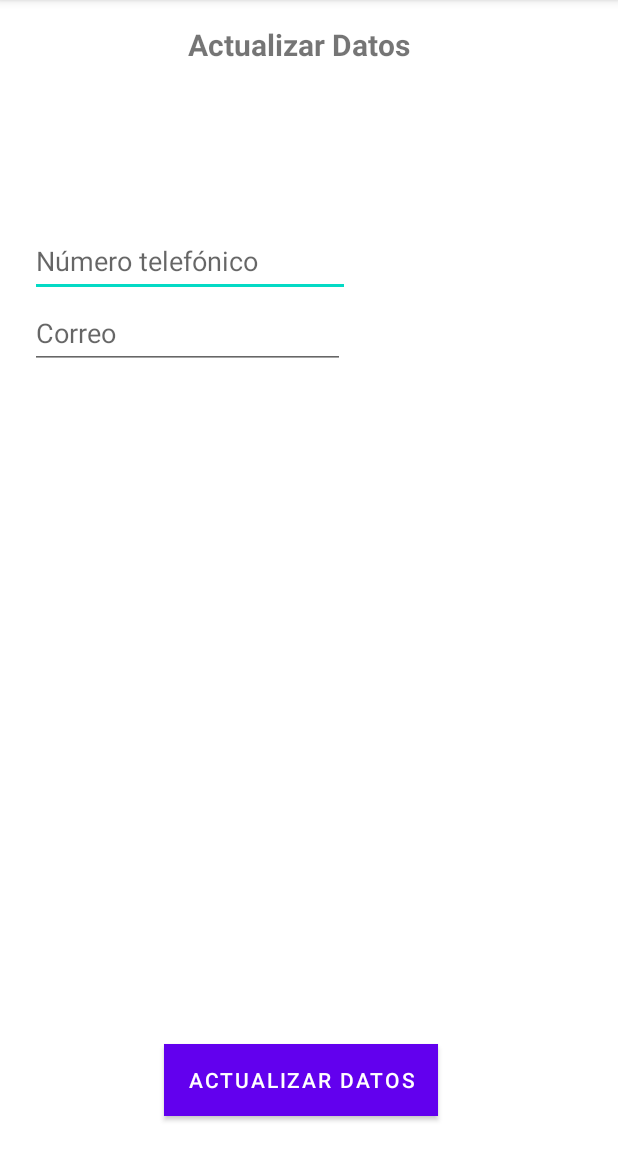
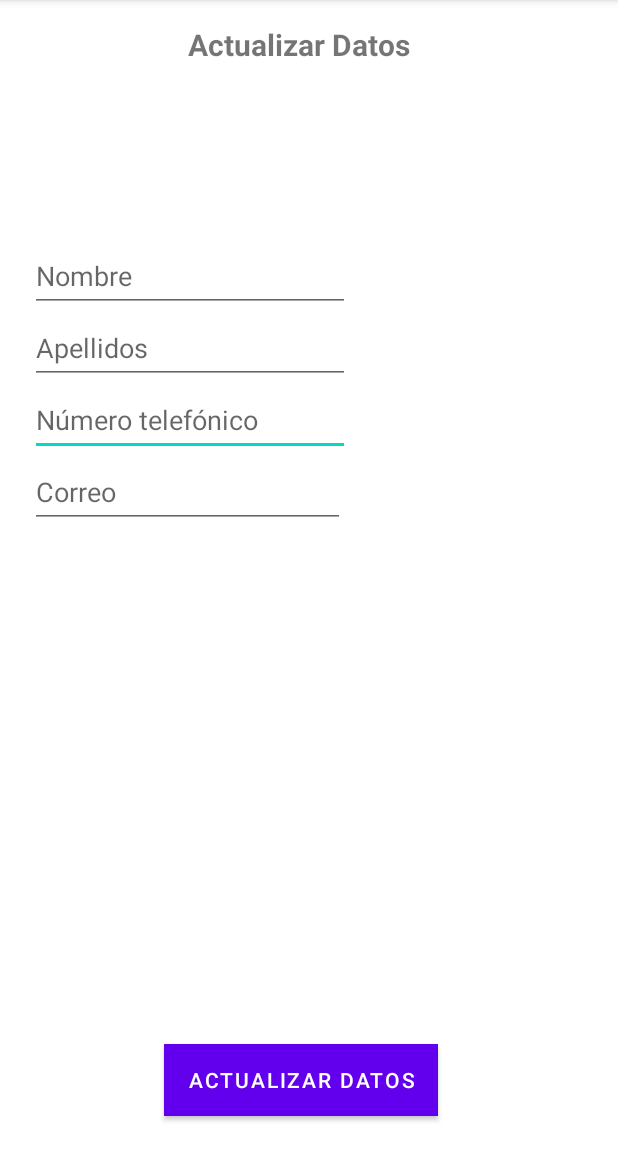
Before and after one commit to jefry1722/CargaApp, an Android app: the ActualizarDatos screen opened directly, with no data from a screen before it, on a phone screen of 412 x 824 dp, the part 84-1236 px from its top. Run offline under Robolectric (Android 15) with nearby library versions, the phone set to English and light mode, and no system bars.

Commit message:
Actualizar

```diff
--- a/app/src/main/java/co/edu/unipiloto/cargaapp/ActualizarDatos.java
+++ b/app/src/main/java/co/edu/unipiloto/cargaapp/ActualizarDatos.java
@@ -2,18 +2,40 @@ package co.edu.unipiloto.cargaapp;
 
 import androidx.appcompat.app.AppCompatActivity;
 
+import android.content.Intent;
+import android.database.Cursor;
+import android.database.sqlite.SQLiteDatabase;
 import android.os.Bundle;
 import android.view.View;
+import android.widget.EditText;
 
 public class ActualizarDatos extends AppCompatActivity {
 
+    private EditText et_nombre, et_apellido, et_celular, et_correo;
+    public static final String NOMBRE_TABLE="";
+    public static final String ID="";
     @Override
     protected void onCreate(Bundle savedInstanceState) {
         super.onCreate(savedInstanceState);
         setContentView(R.layout.activity_actualizar_datos);
+        et_nombre = (EditText)findViewById(R.id.nombre);
+        et_apellido = (EditText)findViewById(R.id.apellido);
+        et_celular = (EditText)findViewById(R.id.celular);
+        et_correo=(EditText)findViewById(R.id.correo);
     }
 
     public void actualizar(View view){
+        AdminSQLiteOpenHelper admin = new AdminSQLiteOpenHelper(this, "administracion", null, 1);
+        SQLiteDatabase baseDatos = admin.getReadableDatabase();
+        Cursor consulta=admin.getUsuario(baseDatos,ID,NOMBRE_TABLE);
+
+        while (consulta.moveToNext()){
+            et_nombre.setText(consulta.getString(1));
+            et_apellido.setText(consulta.getString(2));
+            et_celular.setText(consulta.getString(4));
+            et_correo.setText(consulta.getString(6));
+        }
+
 
     }
 }
--- a/app/src/main/java/co/edu/unipiloto/cargaapp/AdminSQLiteOpenHelper.java
+++ b/app/src/main/java/co/edu/unipiloto/cargaapp/AdminSQLiteOpenHelper.java
@@ -37,4 +37,8 @@ public class AdminSQLiteOpenHelper extends SQLiteOpenHelper {
         Cursor cursor = baseDatos.rawQuery("SELECT id,nombres,apellidos,fecha_nacimiento,celular,password,correo FROM " + rol + " WHERE id=" + id, null);
         return cursor;
     }
+
+    public void actualizarDatos(SQLiteDatabase baseDatos, String nombre, String apellido, String celular, String correo){
+
+    }
 }
--- a/app/src/main/java/co/edu/unipiloto/cargaapp/Login.java
+++ b/app/src/main/java/co/edu/unipiloto/cargaapp/Login.java
@@ -13,6 +13,7 @@ public class Login extends AppCompatActivity {
 
     public static final String NOMBRE_USE="";
     public static final String TABLA="";
+    public static final String ID="";
 
     @Override
     protected void onCreate(Bundle savedInstanceState) {
@@ -32,6 +33,8 @@ public class Login extends AppCompatActivity {
 
     public void onActualizarDatos(View view){
         Intent i = new Intent (this, ActualizarDatos.class);
+        i.putExtra(ActualizarDatos.NOMBRE_TABLE,TABLA);
+        i.putExtra(ActualizarDatos.ID,ID);
         startActivity(i);
     }
 }
--- a/app/src/main/java/co/edu/unipiloto/cargaapp/MainActivity.java
+++ b/app/src/main/java/co/edu/unipiloto/cargaapp/MainActivity.java
@@ -51,7 +51,7 @@ public class MainActivity extends AppCompatActivity {
 
         //Lógica de login
         AdminSQLiteOpenHelper admin = new AdminSQLiteOpenHelper(this, "administracion", null, 1);
-        SQLiteDatabase baseDatos = admin.getWritableDatabase();
+        SQLiteDatabase baseDatos = admin.getReadableDatabase();
         Cursor consulta=admin.getUsuario(baseDatos,id,nombre_tabla);
 
         if (consulta.getCount()==0){
@@ -61,8 +61,9 @@ public class MainActivity extends AppCompatActivity {
             while (consulta.moveToNext()){
                 if (consulta.getString(5).equals(password)){
                     Intent intent = new Intent (this, Login.class);
-                    intent.putExtra(Login.NOMBRE_USE,consulta.getString(2));
+                    intent.putExtra(Login.NOMBRE_USE,consulta.getString(1));
                     intent.putExtra(Login.TABLA,nombre_tabla);
+                    intent.putExtra(Login.ID,consulta.getString(0));
                     startActivity(intent);
 
                 }
--- a/app/src/main/res/layout/activity_actualizar_datos.xml
+++ b/app/src/main/res/layout/activity_actualizar_datos.xml
@@ -22,21 +22,46 @@
         tools:ignore="MissingConstraints" />
 
     <EditText
-        android:id="@+id/celular"
+        android:id="@+id/celularAD"
         android:layout_width="wrap_content"
         android:layout_height="wrap_content"
         android:layout_marginStart="20dp"
-        android:layout_marginTop="150dp"
         android:ems="10"
         android:hint="@string/celular"
         android:inputType="textPersonName"
         android:minHeight="48dp"
         app:layout_constraintStart_toStartOf="parent"
-        app:layout_constraintTop_toTopOf="parent"
+        app:layout_constraintTop_toBottomOf="@+id/apellidoAD"
         tools:ignore="MissingConstraints" />
 
+    <EditText
+        android:id="@+id/apellidoAD"
+        android:layout_width="wrap_content"
+        android:layout_height="wrap_content"
+        android:layout_marginStart="20dp"
+        android:ems="10"
+        android:hint="@string/apellido"
+        android:inputType="textPersonName"
+        android:minHeight="48dp"
+        app:layout_constraintStart_toStartOf="parent"
+        app:layout_constraintTop_toBottomOf="@+id/nombreAD"
+        tools:ignore="MissingConstraints" />
+
+    <EditText
+        android:id="@+id/nombreAD"
+        android:layout_width="wrap_content"
+        android:layout_height="wrap_content"
+        android:layout_marginStart="20dp"
+        android:layout_marginTop="160dp"
+        android:ems="10"
+        android:hint="@string/nombre"
+        android:inputType="textPersonName"
+        android:minHeight="48dp"
+        app:layout_constraintStart_toStartOf="parent"
+        app:layout_constraintTop_toTopOf="parent" />
+
     <Button
-        android:id="@+id/registro"
+        android:id="@+id/actualizar"
         android:layout_width="wrap_content"
         android:layout_height="wrap_content"
         android:layout_marginBottom="24dp"
@@ -60,6 +85,6 @@
         android:inputType="textEmailAddress"
         android:minHeight="48dp"
         app:layout_constraintStart_toStartOf="parent"
-        app:layout_constraintTop_toBottomOf="@+id/celular" />
+        app:layout_constraintTop_toBottomOf="@+id/celularAD" />
 
 </androidx.constraintlayout.widget.ConstraintLayout>
```
